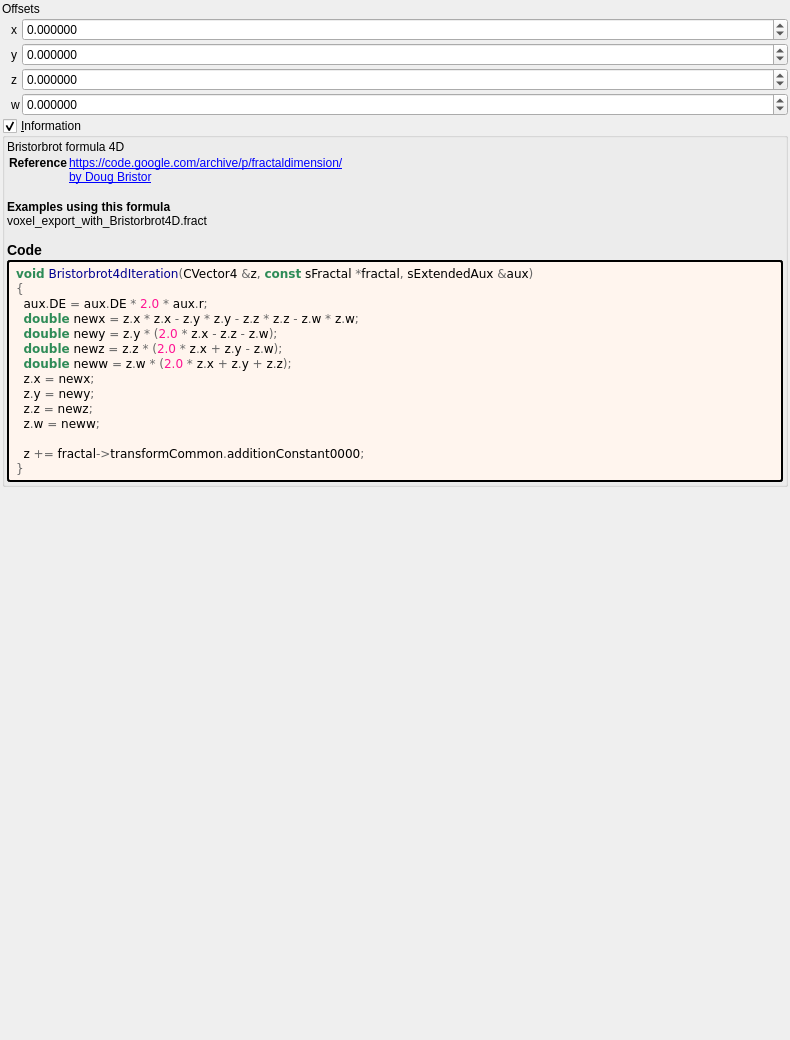
Qt form mandelbulber2/formula/ui/bristorbrot4d.ui (buddhi1980/mandelbulber2) before a commit.
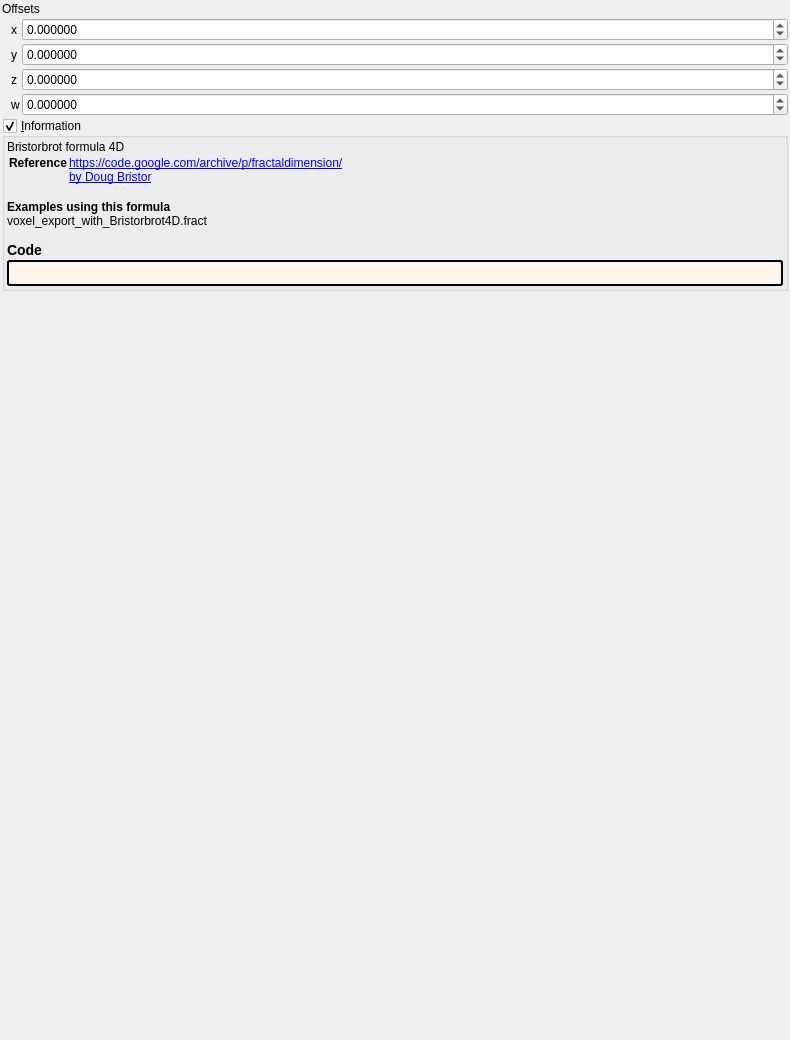
The same form after that commit. Custom widgets are drawn as their Qt base class.

```diff
--- a/mandelbulber2/formula/ui/bristorbrot4d.ui
+++ b/mandelbulber2/formula/ui/bristorbrot4d.ui
@@ -244,23 +244,7 @@
          <string notr="true">border-style: outset; border-width: 2px; border-radius: 3px; border-color: black; background-color: #fff5ee; padding: 4px;</string>
         </property>
         <property name="text">
-         <string notr="true">&lt;body style=&quot;background-color:#fff5ee&quot;&gt;
-&lt;pre style=&quot;color:#000000; background-color:#fff5ee;  font-family:'Courier New',monospace;&quot;&gt;&lt;span style=&quot;color:#2e8b57; font-weight:bold&quot;&gt;void&lt;/span&gt; &lt;span style=&quot;color:#00008f&quot;&gt;Bristorbrot4dIteration&lt;/span&gt;&lt;span style=&quot;color:#676767&quot;&gt;(&lt;/span&gt;CVector4 &lt;span style=&quot;color:#676767&quot;&gt;&amp;amp;&lt;/span&gt;z&lt;span style=&quot;color:#676767&quot;&gt;,&lt;/span&gt; &lt;span style=&quot;color:#2e8b57; font-weight:bold&quot;&gt;const&lt;/span&gt; sFractal &lt;span style=&quot;color:#676767&quot;&gt;*&lt;/span&gt;fractal&lt;span style=&quot;color:#676767&quot;&gt;,&lt;/span&gt; sExtendedAux &lt;span style=&quot;color:#676767&quot;&gt;&amp;amp;&lt;/span&gt;aux&lt;span style=&quot;color:#676767&quot;&gt;)&lt;/span&gt;
-&lt;span style=&quot;color:#676767&quot;&gt;{&lt;/span&gt;
-  aux&lt;span style=&quot;color:#676767&quot;&gt;.&lt;/span&gt;DE &lt;span style=&quot;color:#676767&quot;&gt;=&lt;/span&gt; aux&lt;span style=&quot;color:#676767&quot;&gt;.&lt;/span&gt;DE &lt;span style=&quot;color:#676767&quot;&gt;*&lt;/span&gt; &lt;span style=&quot;color:#ff1493&quot;&gt;2.0&lt;/span&gt; &lt;span style=&quot;color:#676767&quot;&gt;*&lt;/span&gt; aux&lt;span style=&quot;color:#676767&quot;&gt;.&lt;/span&gt;r&lt;span style=&quot;color:#676767&quot;&gt;;&lt;/span&gt;
-  &lt;span style=&quot;color:#2e8b57; font-weight:bold&quot;&gt;double&lt;/span&gt; newx &lt;span style=&quot;color:#676767&quot;&gt;=&lt;/span&gt; z&lt;span style=&quot;color:#676767&quot;&gt;.&lt;/span&gt;x &lt;span style=&quot;color:#676767&quot;&gt;*&lt;/span&gt; z&lt;span style=&quot;color:#676767&quot;&gt;.&lt;/span&gt;x &lt;span style=&quot;color:#676767&quot;&gt;-&lt;/span&gt; z&lt;span style=&quot;color:#676767&quot;&gt;.&lt;/span&gt;y &lt;span style=&quot;color:#676767&quot;&gt;*&lt;/span&gt; z&lt;span style=&quot;color:#676767&quot;&gt;.&lt;/span&gt;y &lt;span style=&quot;color:#676767&quot;&gt;-&lt;/span&gt; z&lt;span style=&quot;color:#676767&quot;&gt;.&lt;/span&gt;z &lt;span style=&quot;color:#676767&quot;&gt;*&lt;/span&gt; z&lt;span style=&quot;color:#676767&quot;&gt;.&lt;/span&gt;z &lt;span style=&quot;color:#676767&quot;&gt;-&lt;/span&gt; z&lt;span style=&quot;color:#676767&quot;&gt;.&lt;/span&gt;w &lt;span style=&quot;color:#676767&quot;&gt;*&lt;/span&gt; z&lt;span style=&quot;color:#676767&quot;&gt;.&lt;/span&gt;w&lt;span style=&quot;color:#676767&quot;&gt;;&lt;/span&gt;
-  &lt;span style=&quot;color:#2e8b57; font-weight:bold&quot;&gt;double&lt;/span&gt; newy &lt;span style=&quot;color:#676767&quot;&gt;=&lt;/span&gt; z&lt;span style=&quot;color:#676767&quot;&gt;.&lt;/span&gt;y &lt;span style=&quot;color:#676767&quot;&gt;* (&lt;/span&gt;&lt;span style=&quot;color:#ff1493&quot;&gt;2.0&lt;/span&gt; &lt;span style=&quot;color:#676767&quot;&gt;*&lt;/span&gt; z&lt;span style=&quot;color:#676767&quot;&gt;.&lt;/span&gt;x &lt;span style=&quot;color:#676767&quot;&gt;-&lt;/span&gt; z&lt;span style=&quot;color:#676767&quot;&gt;.&lt;/span&gt;z &lt;span style=&quot;color:#676767&quot;&gt;-&lt;/span&gt; z&lt;span style=&quot;color:#676767&quot;&gt;.&lt;/span&gt;w&lt;span style=&quot;color:#676767&quot;&gt;);&lt;/span&gt;
-  &lt;span style=&quot;color:#2e8b57; font-weight:bold&quot;&gt;double&lt;/span&gt; newz &lt;span style=&quot;color:#676767&quot;&gt;=&lt;/span&gt; z&lt;span style=&quot;color:#676767&quot;&gt;.&lt;/span&gt;z &lt;span style=&quot;color:#676767&quot;&gt;* (&lt;/span&gt;&lt;span style=&quot;color:#ff1493&quot;&gt;2.0&lt;/span&gt; &lt;span style=&quot;color:#676767&quot;&gt;*&lt;/span&gt; z&lt;span style=&quot;color:#676767&quot;&gt;.&lt;/span&gt;x &lt;span style=&quot;color:#676767&quot;&gt;+&lt;/span&gt; z&lt;span style=&quot;color:#676767&quot;&gt;.&lt;/span&gt;y &lt;span style=&quot;color:#676767&quot;&gt;-&lt;/span&gt; z&lt;span style=&quot;color:#676767&quot;&gt;.&lt;/span&gt;w&lt;span style=&quot;color:#676767&quot;&gt;);&lt;/span&gt;
-  &lt;span style=&quot;color:#2e8b57; font-weight:bold&quot;&gt;double&lt;/span&gt; neww &lt;span style=&quot;color:#676767&quot;&gt;=&lt;/span&gt; z&lt;span style=&quot;color:#676767&quot;&gt;.&lt;/span&gt;w &lt;span style=&quot;color:#676767&quot;&gt;* (&lt;/span&gt;&lt;span style=&quot;color:#ff1493&quot;&gt;2.0&lt;/span&gt; &lt;span style=&quot;color:#676767&quot;&gt;*&lt;/span&gt; z&lt;span style=&quot;color:#676767&quot;&gt;.&lt;/span&gt;x &lt;span style=&quot;color:#676767&quot;&gt;+&lt;/span&gt; z&lt;span style=&quot;color:#676767&quot;&gt;.&lt;/span&gt;y &lt;span style=&quot;color:#676767&quot;&gt;+&lt;/span&gt; z&lt;span style=&quot;color:#676767&quot;&gt;.&lt;/span&gt;z&lt;span style=&quot;color:#676767&quot;&gt;);&lt;/span&gt;
-  z&lt;span style=&quot;color:#676767&quot;&gt;.&lt;/span&gt;x &lt;span style=&quot;color:#676767&quot;&gt;=&lt;/span&gt; newx&lt;span style=&quot;color:#676767&quot;&gt;;&lt;/span&gt;
-  z&lt;span style=&quot;color:#676767&quot;&gt;.&lt;/span&gt;y &lt;span style=&quot;color:#676767&quot;&gt;=&lt;/span&gt; newy&lt;span style=&quot;color:#676767&quot;&gt;;&lt;/span&gt;
-  z&lt;span style=&quot;color:#676767&quot;&gt;.&lt;/span&gt;z &lt;span style=&quot;color:#676767&quot;&gt;=&lt;/span&gt; newz&lt;span style=&quot;color:#676767&quot;&gt;;&lt;/span&gt;
-  z&lt;span style=&quot;color:#676767&quot;&gt;.&lt;/span&gt;w &lt;span style=&quot;color:#676767&quot;&gt;=&lt;/span&gt; neww&lt;span style=&quot;color:#676767&quot;&gt;;&lt;/span&gt;
-
-  z &lt;span style=&quot;color:#676767&quot;&gt;+=&lt;/span&gt; fractal&lt;span style=&quot;color:#676767&quot;&gt;-&amp;gt;&lt;/span&gt;transformCommon&lt;span style=&quot;color:#676767&quot;&gt;.&lt;/span&gt;additionConstant0000&lt;span style=&quot;color:#676767&quot;&gt;;&lt;/span&gt;
-&lt;span style=&quot;color:#676767&quot;&gt;}&lt;/span&gt;
-&lt;/pre&gt;
-&lt;/body&gt;</string>
+         <string notr="true"></string>
         </property>
         <property name="wordWrap">
          <bool>true</bool>
```
